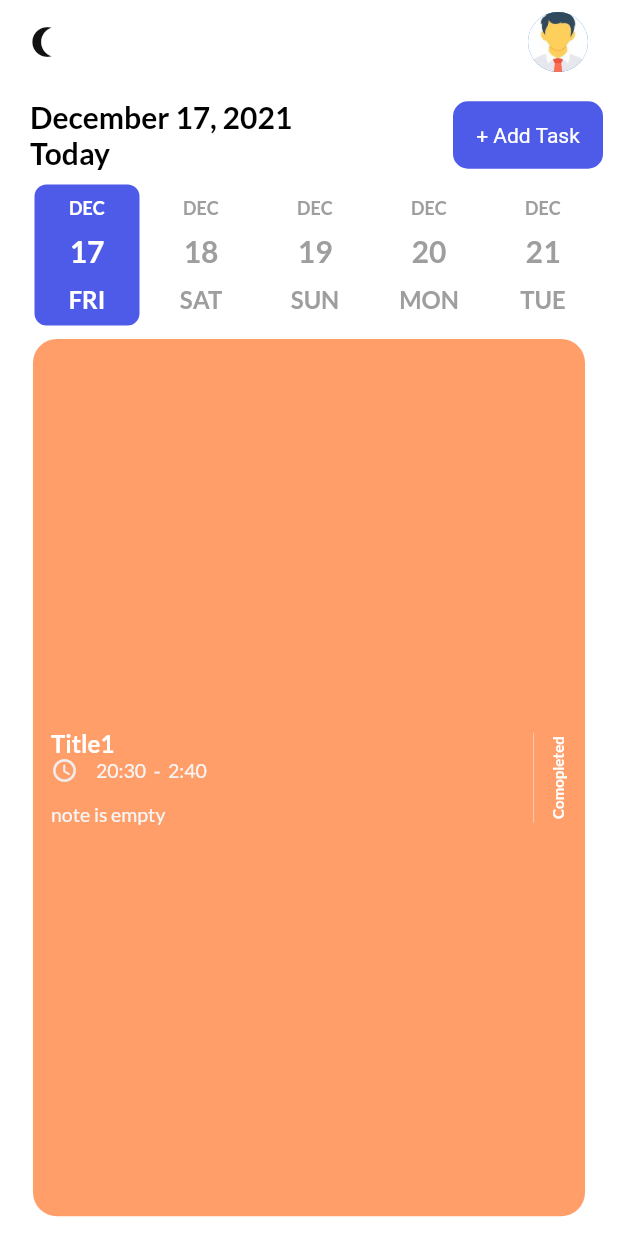
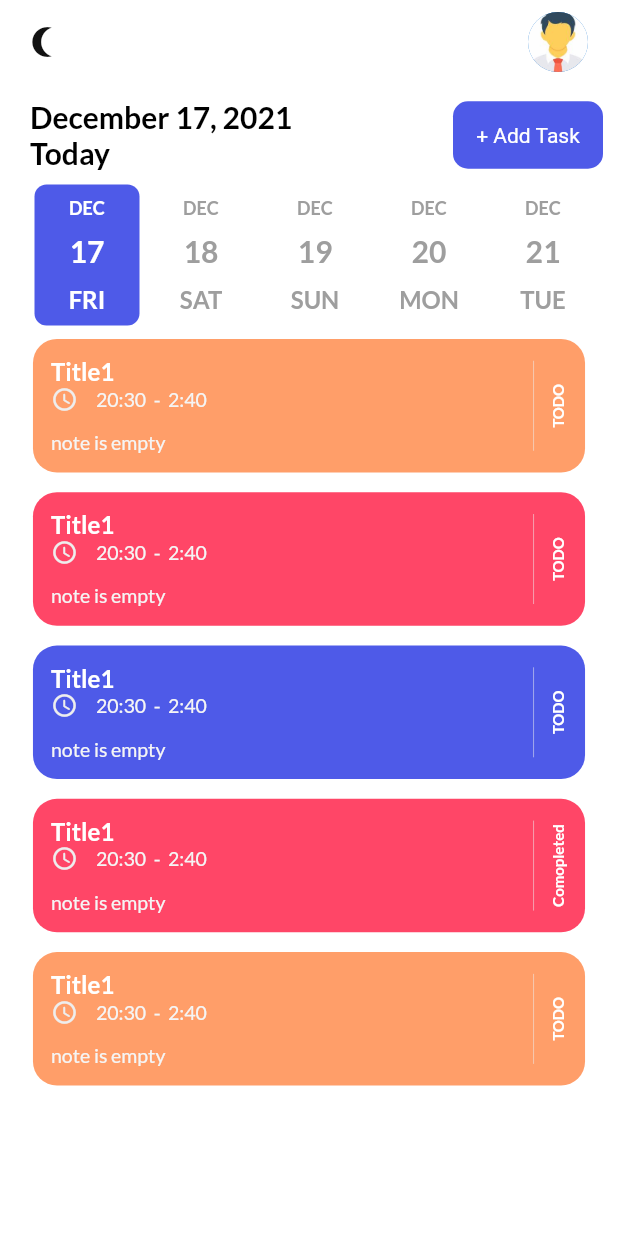
Before and after one commit to ahmedyouseff-19/flutterproject, a Flutter app: the screen it shows after launch, on a phone screen of 412 x 824 dp. Run offline on Flutter 3.47's test engine with Material 2 defaults, Android fonts, the phone set to English and light mode, and no system bars; drawn by our look-alikes of date_picker_timeline; our stand-ins replace flutter_local_notifications, flutter_native_timezone, flutter_staggered_animations, flutter_svg, get, get_storage and 4 more; accounts and stored records are empty.

Commit message:
Task and show builder

```diff
--- a/lib/controllers/task_controller.dart
+++ b/lib/controllers/task_controller.dart
@@ -1,8 +1,72 @@
 import 'package:get/get.dart';
+import 'package:intl/intl.dart';
 import 'package:todo/models/task.dart';
 
 class TaskController extends GetxController {
-final tsaklist =<Task>[];
+final tsaklist =<Task>[
+
+
+  Task(
+
+    title:"Title1",
+    note:"note is empty",
+    isCompleted:0,
+    startTime:"20:30",
+    endTime:"2:40",
+    color:1,
+
+
+  ),
+  Task(
+
+    title:"Title1",
+    note:"note is empty",
+    isCompleted:0,
+    startTime:"20:30",
+    endTime:"2:40",
+    color:2,
+
+
+  ),
+  Task(
+
+    title:"Title1",
+    note:"note is empty",
+    isCompleted:0,
+    startTime:"20:30",
+    endTime:"2:40",
+    color:0,
+
+
+  ),
+  Task(
+
+    title:"Title1",
+    note:"note is empty",
+    isCompleted:1,
+    startTime:"20:30",
+    endTime:"2:40",
+    color:2,
+
+
+  ),
+  Task(
+
+    title:"Title1",
+    note:"note is empty",
+    isCompleted:0,
+    startTime:"20:30",
+    endTime:"2:40",
+    color:1,
+
+
+  ),
+
+
+
+
+
+];
 getTasks(){
 
 }
--- a/lib/services/notification_services.dart
+++ b/lib/services/notification_services.dart
@@ -158,7 +158,7 @@ class NotifyHelper {
   void _configureSelectNotificationSubject() {
     selectNotificationSubject.stream.listen((String payload) async {
       debugPrint('My payload is ' + payload);
-      await Get.to(() => const NotificationScreen(payload:''));
+      await Get.to(() =>  NotificationScreen(payload:payload));
     });
   }
 }
--- a/lib/ui/pages/home_page.dart
+++ b/lib/ui/pages/home_page.dart
@@ -1,5 +1,6 @@
 import 'package:date_picker_timeline/date_picker_timeline.dart';
 import 'package:flutter/material.dart';
+import 'package:flutter_staggered_animations/flutter_staggered_animations.dart';
 import 'package:flutter_svg/flutter_svg.dart';
 import 'package:get/get.dart';
 import 'package:get/get_core/src/get_main.dart';
@@ -10,6 +11,7 @@ import 'package:google_fonts/google_fonts.dart';
 import 'package:intl/intl.dart';
 import 'package:todo/controllers/task_controller.dart';
 import 'package:todo/models/task.dart';
+import 'package:todo/services/notification_services.dart';
 import 'package:todo/services/theme_services.dart';
 import 'package:todo/ui/size_config.dart';
 import 'package:todo/ui/widgets/button.dart';
@@ -29,6 +31,7 @@ class HomePage extends StatefulWidget {
 }
 
 class _HomePageState extends State<HomePage> {
+  late NotifyHelper notifyHelper;
   DateTime _selectedDate = DateTime.now();
   final TaskController _taskController = Get.put(TaskController());
   @override
@@ -148,18 +151,68 @@ class _HomePageState extends State<HomePage> {
 
   _showTasks() {
     return Expanded(
+      child: ListView.builder(
+        scrollDirection: SizeConfig.orientation == Orientation.landscape
+            ?Axis.horizontal
+            :Axis.vertical,
+        itemBuilder:( BuildContext contex, int index)
+      {
+       var task = _taskController.tsaklist[index];
+
+
+
+        return AnimationConfiguration.staggeredList(
+          position: index,
+          duration: const Duration(milliseconds: 1400),
+          child: SlideAnimation(
+            horizontalOffset: 300,
+              child: FadeInAnimation(
+
+              child: GestureDetector(
+                  onTap: ()=> showBottomSheet(context, task),
+
+              child: TaskTile(task: task),
+
+              ),
+          ),
+            ),
+        );
+        },
+        itemCount: _taskController.tsaklist.length,
+      ),
+    );
+
+    /*return Expanded(
+      child: GestureDetector(
+        onTap: (){
+          showBottomSheet(context,
+              Task(
+
+                title:"Title1",
+                note:"note is empty",
+                isCompleted:0,
+                startTime:"20:30",
+                endTime:"2:40",
+                color:1,
+
+
+              ),
+
+          );
+        },
         child: TaskTile(
             task: Task(
 
           title:"Title1",
           note:"note is empty",
-        isCompleted:1,
+          isCompleted:0,
           startTime:"20:30",
           endTime:"2:40",
           color:1,
 
 
         )),
+      ),
       /*  child:Obx(
             (){
 
@@ -178,7 +231,7 @@ class _HomePageState extends State<HomePage> {
 
 
 
-    );
+    );*/
 
   }
 
@@ -226,5 +279,121 @@ class _HomePageState extends State<HomePage> {
 
   }
 
+showBottomSheet(BuildContext context , Task task){
+
+    Get.bottomSheet(
+      SingleChildScrollView(
+        child:
+        Container(
+          padding: const EdgeInsets.only(top: 4),
+          width: SizeConfig.screenWidth,
+          height: (SizeConfig.orientation == Orientation.landscape)
+            ?(task.isCompleted==1
+          ?SizeConfig.screenHeight*0.6
+              :SizeConfig.screenHeight*0.8)
+          :(task.isCompleted==1
+              ?SizeConfig.screenHeight*0.30
+              :SizeConfig.screenHeight*0.39),
+          color: Get.isDarkMode?darkHeaderClr : Colors.white ,
+
+          child: Column(
+                children: [
+                  Flexible(child: Container(
+                    height: 6,
+                      width: 120,
+                    decoration: BoxDecoration(
+                      borderRadius: BorderRadius.circular(10),
+                      color: Get.isDarkMode? Colors.grey[600]
+                          :Colors.grey[300],
+                    ),
+                  ),
+                  ),
+                  SizedBox(height: 20,),
+                  task.isCompleted==1?
+                      Container()
+                      :
+                  _buildBottomSheet(
+                    label: 'Task Completed',
+                    onTap: (){
+                      Get.back();
+
+                    },
+                    clr: primaryClr,
+
+                  ),
+
+
+                  _buildBottomSheet(
+                    label: 'Delete Task',
+                    onTap: (){
+                      Get.back();
+
+                    },
+                    clr: primaryClr,
+
+                  ),
+
+                  Divider (color: Get.isDarkMode? Colors.grey:darkGreyClr),
+
+
+                  _buildBottomSheet(
+                    label: 'Cansel',
+                    onTap: (){
+                      Get.back();
+
+                    },
+                    clr: primaryClr,
+
+                  ),
+                  SizedBox(height: 20,),
+
+
+
+                ],
+          ),
+        ),
+      ),
+    );
 
 }
+
+  _buildBottomSheet(
+      { required String label,
+    required Function() onTap,
+    required Color clr,
+    bool isClose = false })
+  {
+    return GestureDetector(
+      onTap: (){
+        Get.back();
+      },
+      child: Container(
+
+        margin: const EdgeInsets.symmetric(vertical: 4) ,
+        height: 65,
+        width: SizeConfig.screenWidth*0.9,
+        decoration: BoxDecoration(
+          border: Border.all(
+            width: 2,
+            color: isClose
+              ? Get.isDarkMode
+                ?Colors.grey[600]!
+            : Colors.grey[300]!
+                :clr,
+          ),
+          borderRadius: BorderRadius.circular(20),
+          color: isClose ?Colors.transparent : clr,
+        ),
+        child: Center(
+          child: Text(label, style:isClose? TitleStyle
+              :TitleStyle.copyWith(color:Colors.white ),),
+        ),
+
+
+      ),
+    );
+  }
+
+
+
+}
```
Also changed, not shown: lib/db/db_helper.dart (+36 -1 lines), 21 other files. Lines whose indentation alone changed are shown as unchanged.
